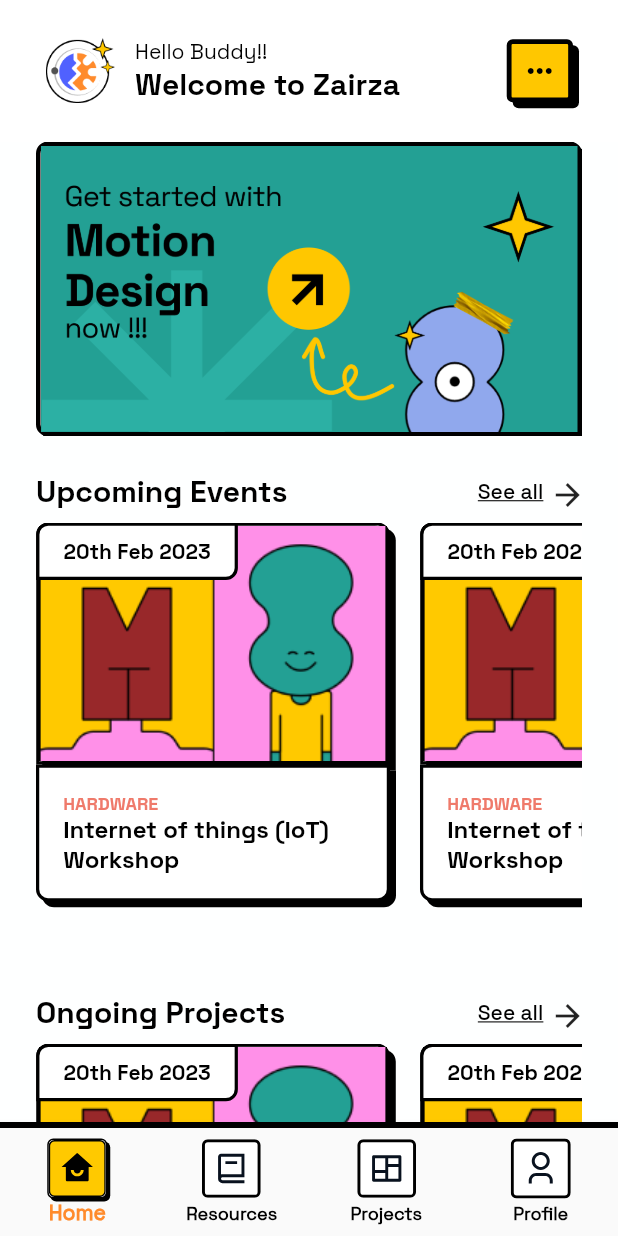
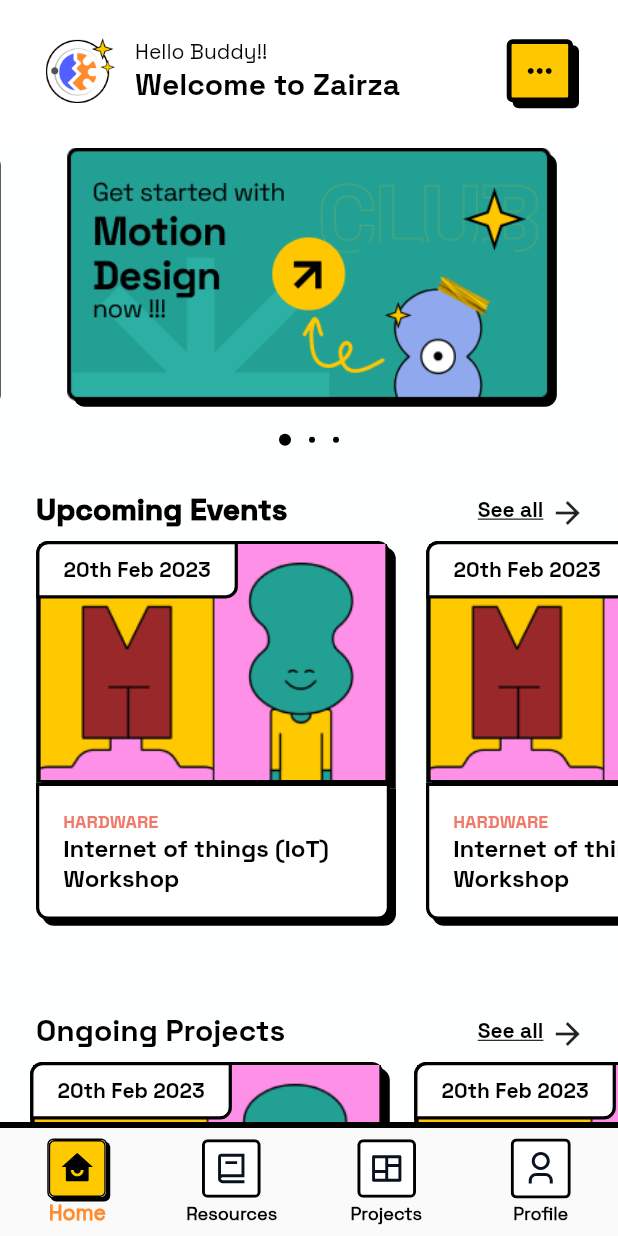
Before and after one commit to Zairza-App/zairza-app, a Flutter app: the screen it shows after launch, on a phone screen of 412 x 824 dp. Run offline on Flutter 3.47's test engine with Material 2 defaults, Android fonts, the phone set to English and light mode, and no system bars; drawn by our look-alikes of carousel_slider, dots_indicator; our stand-ins replace flutter_svg, google_fonts, shared_preferences.

Commit message:
edited homepage carousel

```diff
--- a/lib/Nav.dart
+++ b/lib/Nav.dart
@@ -35,7 +35,7 @@ class _NavigationBarPageState extends State<NavigationBarPage> {
 
   @override
   Widget build(BuildContext context) {
-    var mediaQuery = MediaQuery.of(context);
+    // var mediaQuery = MediaQuery.of(context);
 
     return Scaffold(
         body: _widgetOptions[_selectedIndex],
--- a/lib/common/widgets/carousel.dart
+++ b/lib/common/widgets/carousel.dart
@@ -1,26 +1,29 @@
 import 'package:carousel_slider/carousel_slider.dart';
+import 'package:dots_indicator/dots_indicator.dart';
 import 'package:flutter/material.dart';
 import 'package:zairza_app/constants/global_variables.dart';
 
-class CarouselImage extends StatelessWidget {
+class CarouselImage extends StatefulWidget {
   const CarouselImage({super.key});
 
   @override
+  State<CarouselImage> createState() => _CarouselImageState();
+}
+
+class _CarouselImageState extends State<CarouselImage> {
+  int currentIndex = 0;
+  @override
   Widget build(BuildContext context) {
     double height = MediaQuery.of(context).size.height;
-    double width = MediaQuery.of(context).size.width;
-    return Container(
-      decoration: BoxDecoration(
-        borderRadius: BorderRadius.circular(16),
-      ),
-      child: CarouselSlider(
+    return Column(children: [
+      CarouselSlider(
         items: GlobalVariables.carouselImages.map((i) {
           return Builder(
-              builder: (BuildContext context) => Container(
-                    width: width * 0.99479166667,
-                    height: height * 0.2385496183206107,
+              builder: (BuildContext context) => Padding(
+                    padding: const EdgeInsets.symmetric(
+                        horizontal: 8.0, vertical: 4),
+                    child: Container(
                       decoration: BoxDecoration(
-                      border: Border.all(width: 3),
                         borderRadius: BorderRadius.circular(8),
                         boxShadow: const [
                           BoxShadow(
@@ -30,25 +33,40 @@ class CarouselImage extends StatelessWidget {
                           ),
                         ],
                       ),
-                    child: Expanded(
                       child: ClipRRect(
                         child: Image.asset(
                           i,
                           fit: BoxFit.cover,
-                          height: height * 0.3053435114503817,
-                          width: width * 0.9270833333333333,
                         ),
                       ),
                     ),
                   ));
         }).toList(),
         options: CarouselOptions(
-          viewportFraction: 1,
-          height: height * 0.2385496183206107,
+          viewportFraction: 0.9,
+          aspectRatio: 191 / 100,
+          height: height * 0.21459227467,
           autoPlay: true,
-          enlargeCenterPage: true,
+          onPageChanged: (index, reason) {
+            setState(() {
+              currentIndex = index;
+            });
+          },
         ),
       ),
-    );
+      const SizedBox(
+        height: 12,
+      ),
+      DotsIndicator(
+        decorator: const DotsDecorator(
+          activeSize: Size.fromRadius(4),
+          activeColor: Colors.black,
+          color: Colors.black,
+          size: Size.fromRadius(2)
+        ),
+        dotsCount: GlobalVariables.carouselImages.length,
+        position: currentIndex,
+      )
+    ]);
   }
 }
--- a/lib/main.dart
+++ b/lib/main.dart
@@ -5,7 +5,7 @@ import 'package:zairza_app/screens/home_screen.dart';
 // import 'package:zairza_app/screens/events.dart';
 // import 'package:zairza_app/screens/sign_in.dart';
 // import 'package:zairza_app/sign_up.dart';
-import 'Nav.dart';
+import 'nav.dart';
 
 void main() {
   runApp(const MyApp());
--- a/lib/screens/home_screen.dart
+++ b/lib/screens/home_screen.dart
@@ -3,7 +3,6 @@ import 'package:google_fonts/google_fonts.dart';
 import 'package:zairza_app/common/widgets/carousel.dart';
 import 'package:zairza_app/common/widgets/custom_icon_button.dart';
 import 'package:zairza_app/common/widgets/home_card.dart';
-
 
 class HomeScreen extends StatelessWidget {
   const HomeScreen({super.key});
@@ -57,14 +56,13 @@ class HomeScreen extends StatelessWidget {
             )),
         body: SingleChildScrollView(
           child: SafeArea(
-            child: Padding(
-              padding: const EdgeInsets.only(right: 24, left: 24),
             child: Column(
               children: [
                 const CarouselImage(),
                 SizedBox(height: height * 0.0286259541984733),
-
-                  Row(
+                Padding(
+                  padding: const EdgeInsets.symmetric(horizontal: 24.0),
+                  child: Row(
                     mainAxisAlignment: MainAxisAlignment.spaceBetween,
                     children: [
                       const Text(
@@ -73,7 +71,7 @@ class HomeScreen extends StatelessWidget {
                         style: TextStyle(
                           color: Colors.black,
                           fontSize: 20,
-                          fontWeight: FontWeight.w700,
+                          fontWeight: FontWeight.w900,
                         ),
                       ),
                       SizedBox(width: width * 0.0208333333333333),
@@ -85,7 +83,7 @@ class HomeScreen extends StatelessWidget {
                               color: Colors.black,
                               fontSize: 14,
                               decoration: TextDecoration.underline,
-                              fontWeight: FontWeight.w500,
+                              fontWeight: FontWeight.w700,
                             ),
                           ),
                           SizedBox(width: width * 0.0104166666666667),
@@ -101,6 +99,7 @@ class HomeScreen extends StatelessWidget {
                       ),
                     ],
                   ),
+                ),
 
                 SizedBox(
                   height: height * 0.0095419847328244,
@@ -112,7 +111,7 @@ class HomeScreen extends StatelessWidget {
                         shrinkWrap: true,
                         itemBuilder: (BuildContext context, index) {
                           return const Padding(
-                              padding: EdgeInsets.only(right: 20),
+                            padding: EdgeInsets.only(left: 24),
                             child: HomeCard(),
                           );
                         })),
@@ -130,7 +129,9 @@ class HomeScreen extends StatelessWidget {
                 // ),
                 // SizedBox(height: 8),
                 SizedBox(height: height * 0.0286259541984733),
-                  Row(
+                Padding(
+                  padding: const EdgeInsets.symmetric(horizontal: 24.0),
+                  child: Row(
                     mainAxisAlignment: MainAxisAlignment.spaceBetween,
                     children: [
                       const Text(
@@ -151,7 +152,7 @@ class HomeScreen extends StatelessWidget {
                               color: Colors.black,
                               fontSize: 14,
                               decoration: TextDecoration.underline,
-                              fontWeight: FontWeight.w500,
+                              fontWeight: FontWeight.w800,
                             ),
                           ),
                           SizedBox(width: width * 0.0104166666666667),
@@ -167,6 +168,7 @@ class HomeScreen extends StatelessWidget {
                       ),
                     ],
                   ),
+                ),
 
                 SizedBox(
                   height: height * 0.0095419847328244,
@@ -178,14 +180,13 @@ class HomeScreen extends StatelessWidget {
                         shrinkWrap: true,
                         itemBuilder: (BuildContext context, index) {
                           return const Padding(
-                              padding: EdgeInsets.only(right: 20),
+                            padding: EdgeInsets.only(left: 20),
                             child: HomeCard(),
                           );
                         })),
               ],
             ),
           ),
-          ),
         ));
   }
 }
--- a/pubspec.yaml
+++ b/pubspec.yaml
@@ -37,6 +37,7 @@ dependencies:
   google_fonts: ^4.0.1
   http: ^0.13.5
   shared_preferences: ^2.0.18
+  dots_indicator: ^3.0.0
 
 
 dev_dependencies:
```
Also changed, not shown: assets/images/Carousel 4.png, pubspec.lock. Lines whose indentation alone changed are shown as unchanged.
